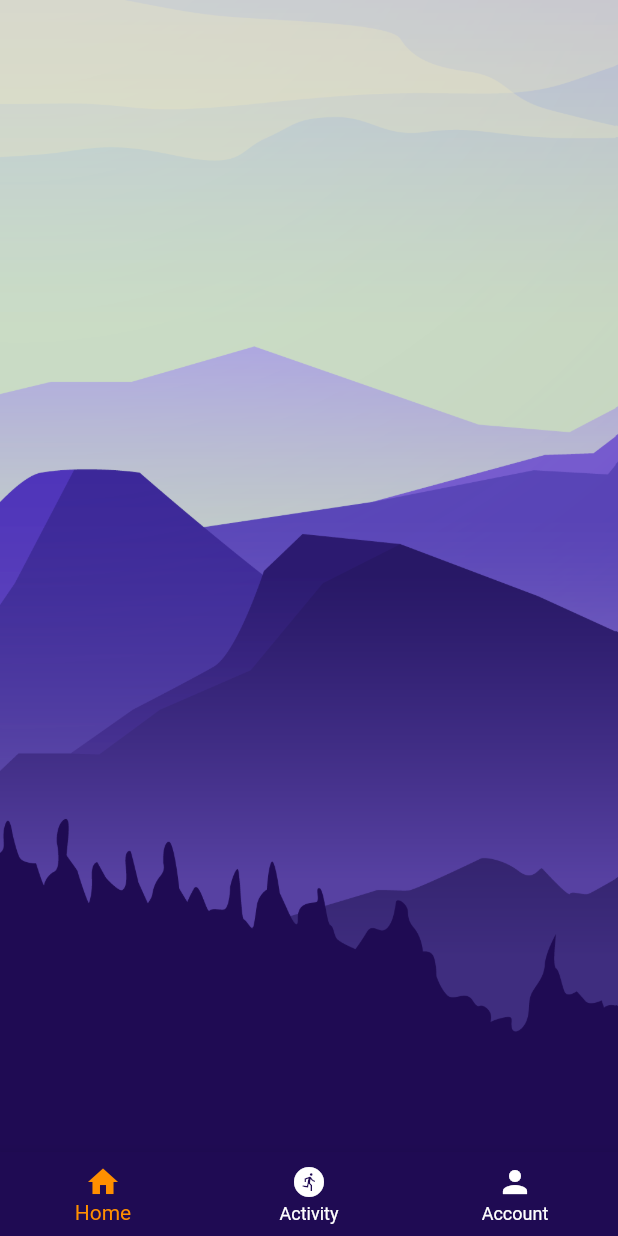
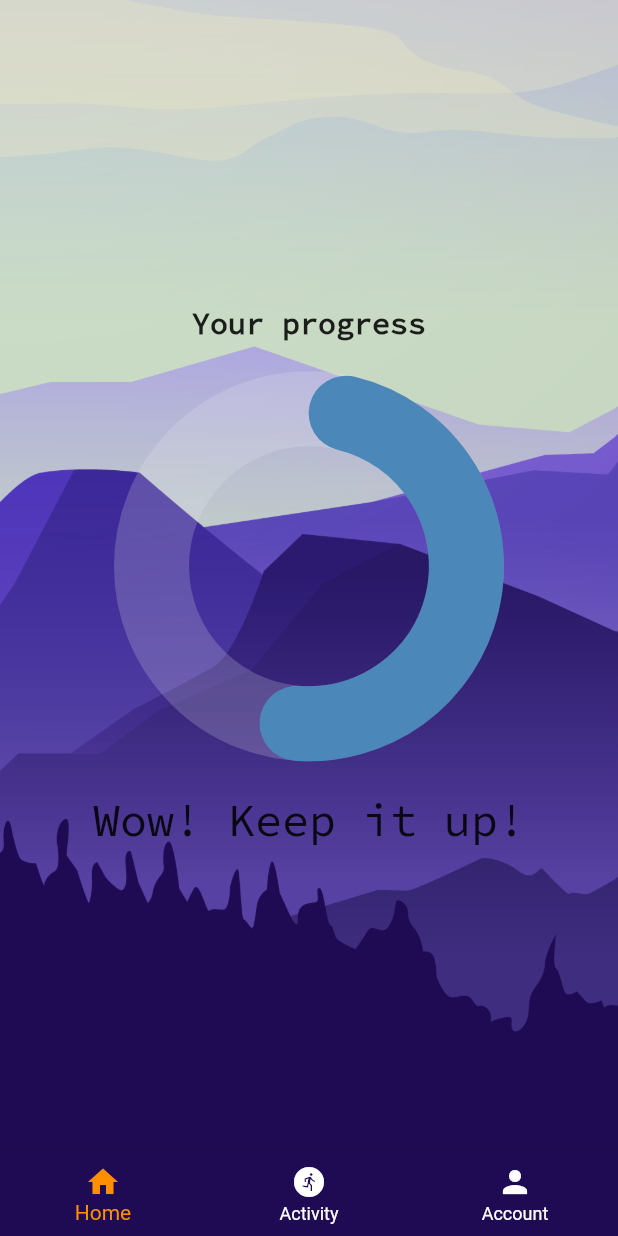
Before and after one commit to 229932Kucharski/DoItEverywhere_fitnessApp, a Flutter app: the screen it shows after launch, on a phone screen of 412 x 824 dp. Run offline on Flutter 3.47's test engine with Material 2 defaults, Android fonts, the light colour scheme and no system bars; our stand-ins replace syncfusion_flutter_charts.

Commit message:
fonts, points chart

```diff
--- /dev/null
+++ b/lib/models/activity.dart
@@ -0,0 +1,13 @@
+class Activity {
+  String name;
+  String icon;
+  int points;
+  bool isGpsRequired;
+
+  Activity({
+    required this.name,
+    required this.icon,
+    required this.points,
+    required this.isGpsRequired,
+  });
+}
--- a/lib/pages/home_page.dart
+++ b/lib/pages/home_page.dart
@@ -40,7 +40,7 @@
       ),
       bottomNavigationBar: BottomNavigationBar(
         onTap: _onItemTapped,
-        backgroundColor: Color(0xFF1f0b53),
+        backgroundColor: const Color(0xFF1f0b53),
         selectedItemColor: Colors.amber[800],
         unselectedItemColor: Colors.white,
         items: const [
--- a/lib/pages/points_page.dart
+++ b/lib/pages/points_page.dart
@@ -1,3 +1,4 @@
+import 'package:die_app/widgets/points_chart.dart';
 import 'package:flutter/material.dart';
 
 class PointsPage extends StatelessWidget {
@@ -13,7 +14,26 @@
                 fit: BoxFit.cover,
               ),
             ),
-      child: null /* add child content here */,
-    ));
+            child: Column(
+              mainAxisAlignment: MainAxisAlignment.center,
+              children: const [
+                Text(
+                  'Your progress',
+                  style: TextStyle(
+                    fontSize: 20,
+                    fontWeight: FontWeight.bold,
+                    fontFamily: 'SourceCodePro',
+                  ),
+                ),
+                PointsChart(),
+                Text(
+                  'Wow! Keep it up!',
+                  style: TextStyle(
+                    fontSize: 30,
+                    fontFamily: 'SourceCodePro',
+                  ),
+                ),
+              ],
+            )));
   }
 }
--- /dev/null
+++ b/lib/widgets/points_chart.dart
@@ -0,0 +1,101 @@
+import 'dart:typed_data';
+import 'dart:ui' as ui;
+
+import 'package:flutter/material.dart';
+import 'package:syncfusion_flutter_charts/charts.dart';
+
+class PointsChart extends StatefulWidget {
+  const PointsChart({Key? key}) : super(key: key);
+
+  @override
+  _PointsChartState createState() => _PointsChartState();
+}
+
+class _PointsChartState extends State<PointsChart> {
+  late List<PointsData> _chartData;
+  late TooltipBehavior _tooltipBehavior;
+
+  @override
+  void initState() {
+    _chartData = getPointsData();
+    _tooltipBehavior = TooltipBehavior(enable: true);
+    super.initState();
+  }
+
+  List<double> stops = <double>[
+    0.2,
+    0.4,
+    0.6,
+    0.8,
+    1,
+  ];
+  List<Color> colors = <Color>[
+    const Color(0xFFCC5803),
+    const Color(0xFFE2711D),
+    const Color(0xFFFF9505),
+    const Color(0xFFFFB627),
+    const Color(0xFFFFC971),
+  ];
+
+  @override
+  Widget build(BuildContext context) {
+    return Container(
+      child: SfCircularChart(
+        onCreateShader: (ChartShaderDetails chartShaderDetails) {
+          return ui.Gradient.sweep(
+              chartShaderDetails.outerRect.center,
+              colors,
+              stops,
+              TileMode.clamp,
+              _degreeToRadian(0),
+              _degreeToRadian(360),
+              _resolveTransform(
+                  chartShaderDetails.outerRect, TextDirection.ltr));
+        },
+        tooltipBehavior: _tooltipBehavior,
+        series: <CircularSeries>[
+          RadialBarSeries<PointsData, String>(
+              maximumValue: 100000,
+              radius: '100%',
+              gap: '20',
+              trackOpacity: 0.2,
+              cornerStyle: CornerStyle.bothCurve,
+              dataSource: _chartData,
+              xValueMapper: (PointsData data, _) => data.range,
+              yValueMapper: (PointsData data, _) => data.points,
+              dataLabelMapper: (PointsData data, _) => data.range,
+              dataLabelSettings: const DataLabelSettings(
+                  isVisible: false,
+                  textStyle: TextStyle(
+                    fontSize: 20,
+                    fontFamily: 'SourceCodePro',
+                  ),
+                  labelAlignment: ChartDataLabelAlignment.outer),
+              enableTooltip: true)
+        ],
+      ),
+    );
+  }
+
+  // Rotate the sweep gradient according to the start angle
+  Float64List _resolveTransform(Rect bounds, TextDirection textDirection) {
+    final GradientTransform transform = GradientRotation(_degreeToRadian(-90));
+    return transform.transform(bounds, textDirection: textDirection)!.storage;
+  }
+
+  // Convert degree to radian
+  double _degreeToRadian(int deg) => deg * (3.141592653589793 / 180);
+
+  List<PointsData> getPointsData() {
+    final List<PointsData> pointsData = [
+      PointsData('Month', 55000),
+    ];
+    return pointsData;
+  }
+}
+
+class PointsData {
+  PointsData(this.range, this.points);
+  final String range;
+  final int points;
+}
--- a/pubspec.yaml
+++ b/pubspec.yaml
@@ -33,7 +33,7 @@
   # The following adds the Cupertino Icons font to your application.
   # Use with the CupertinoIcons class for iOS style icons.
   cupertino_icons: ^1.0.2
-  spider: 2.1.0
+  syncfusion_flutter_charts: ^19.3.59
 
 dev_dependencies:
   flutter_test:
@@ -57,6 +57,10 @@
   uses-material-design: true
 
   # To add assets to your application, add an assets section, like this:
+  fonts:
+    - family: SourceCodePro
+      fonts:
+        - asset: fonts/SourceCodePro-Regular.ttf
   assets:
     - assets/background/
 
```
Also changed, not shown: fonts/SourceCodePro-Regular.ttf (added), pubspec.lock. Lines whose indentation alone changed are shown as unchanged.
